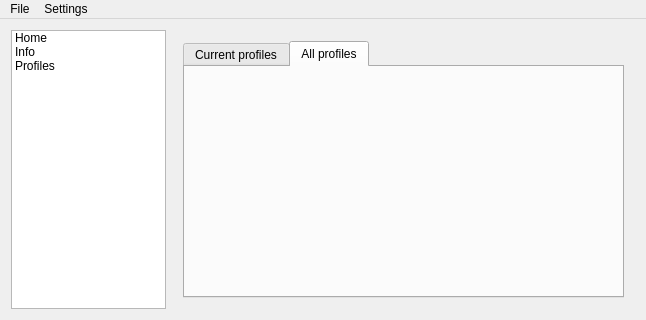
Old version of the form src-qt5/pc-power/pc-power/mainwindow.ui in the repository yurkis/pcbsd.
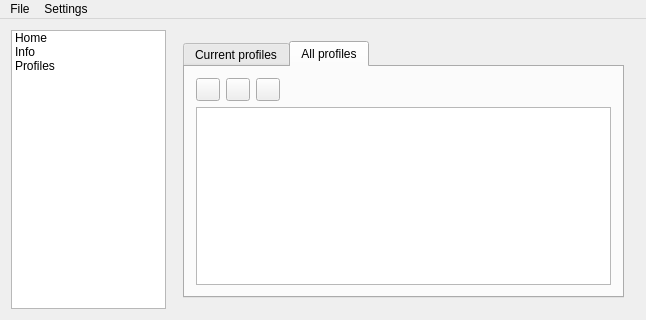
New version of the form. The open tabs and pages were chosen to show the change. Icons and pictures are not drawn.

Commit message: pc-power: begin changing profiles implementation

What changed in the file:
```diff
--- a/src-qt5/pc-power/pc-power/mainwindow.ui
+++ b/src-qt5/pc-power/pc-power/mainwindow.ui
@@ -684,6 +684,61 @@
            <attribute name="title">
             <string>All profiles</string>
            </attribute>
+           <layout class="QVBoxLayout" name="verticalLayout_7">
+            <item>
+             <layout class="QHBoxLayout" name="horizontalLayout_4">
+              <item>
+               <widget class="QToolButton" name="addProfileBtn">
+                <property name="text">
+                 <string/>
+                </property>
+                <property name="icon">
+                 <iconset resource="pc-power.qrc">
+                  <normaloff>:/images/add.png</normaloff>:/images/add.png</iconset>
+                </property>
+               </widget>
+              </item>
+              <item>
+               <widget class="QToolButton" name="editProfileBtn">
+                <property name="text">
+                 <string/>
+                </property>
+                <property name="icon">
+                 <iconset resource="pc-power.qrc">
+                  <normaloff>:/images/edit.png</normaloff>:/images/edit.png</iconset>
+                </property>
+               </widget>
+              </item>
+              <item>
+               <widget class="QToolButton" name="removeProfileBtn">
+                <property name="text">
+                 <string/>
+                </property>
+                <property name="icon">
+                 <iconset resource="pc-power.qrc">
+                  <normaloff>:/images/remove.png</normaloff>:/images/remove.png</iconset>
+                </property>
+               </widget>
+              </item>
+              <item>
+               <spacer name="horizontalSpacer_3">
+                <property name="orientation">
+                 <enum>Qt::Horizontal</enum>
+                </property>
+                <property name="sizeHint" stdset="0">
+                 <size>
+                  <width>40</width>
+                  <height>20</height>
+                 </size>
+                </property>
+               </spacer>
+              </item>
+             </layout>
+            </item>
+            <item>
+             <widget class="QListWidget" name="profilesLW"/>
+            </item>
+           </layout>
           </widget>
          </widget>
         </item>
```
The commit also changes 6 other files.
